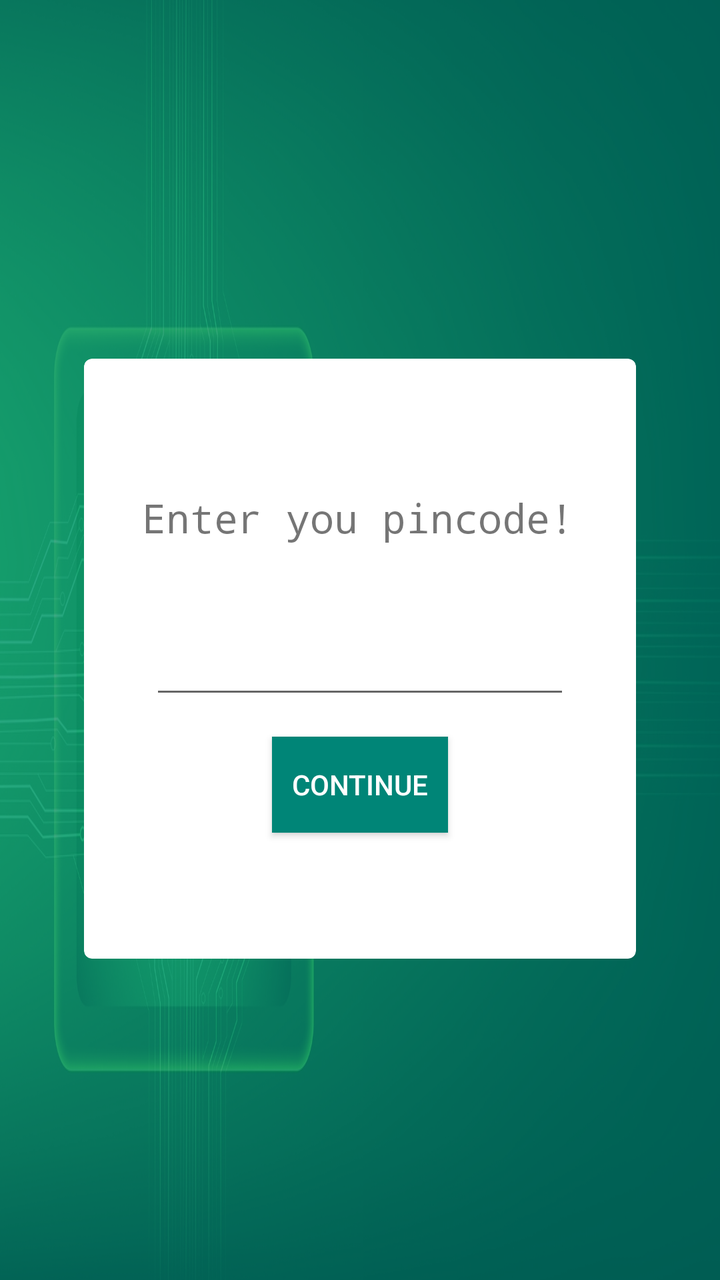
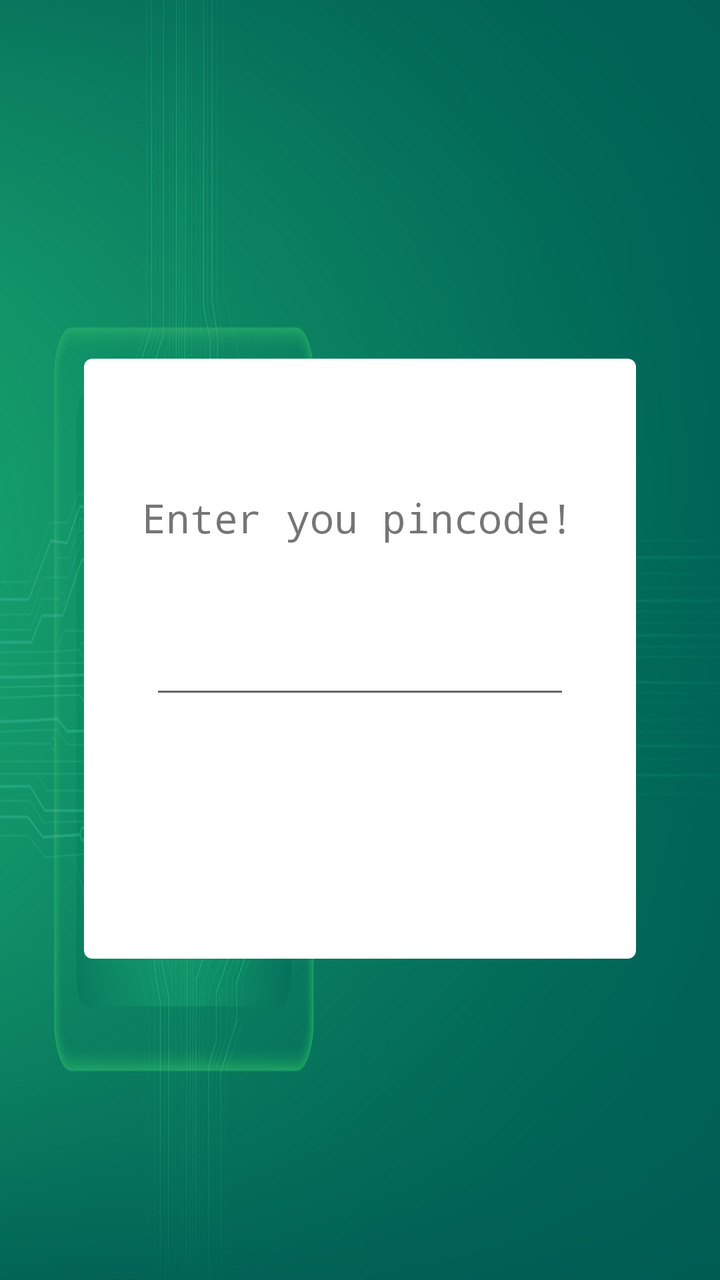

Before-and-after screenshots of an Android layout around one commit, followed by the original layout XML and the change that was made.
<!-- AndroidManifest.xml: application theme AppTheme -->
<!-- res/layout/activity_pin_code_alternative.xml -->
<?xml version="1.0" encoding="utf-8"?>
<android.support.constraint.ConstraintLayout xmlns:android="http://schemas.android.com/apk/res/android"
  xmlns:app="http://schemas.android.com/apk/res-auto"
  xmlns:tools="http://schemas.android.com/tools"
  android:layout_width="match_parent"
  android:layout_height="match_parent"
  android:background="@drawable/background"
  tools:context=".PinCode">

  <View
    android:id="@+id/opacityFilter"
    android:layout_width="0dp"
    android:layout_height="0dp"
    android:layout_alignParentBottom="true"
    android:alpha="0.7"
    android:background="@color/colorPrimary"
    android:textAlignment="center"
    app:layout_constraintBottom_toBottomOf="parent"
    app:layout_constraintEnd_toEndOf="parent"
    app:layout_constraintHorizontal_bias="1.0"
    app:layout_constraintStart_toStartOf="parent"
    app:layout_constraintTop_toTopOf="parent"
    app:layout_constraintVertical_bias="0.0"></View>

  <android.support.v7.widget.CardView xmlns:card_view="http://schemas.android.com/apk/res-auto"
    android:id="@+id/cardView"
    android:layout_width="0dp"
    android:layout_height="300dp"
    android:layout_marginStart="42dp"
    android:layout_marginEnd="42dp"
    android:elevation="5dp"
    card_view:cardCornerRadius="4dp"
    card_view:cardPreventCornerOverlap="false"
    card_view:layout_constraintBottom_toBottomOf="parent"
    card_view:layout_constraintEnd_toEndOf="parent"
    card_view:layout_constraintHorizontal_bias="1.0"
    card_view:layout_constraintStart_toStartOf="parent"
    card_view:layout_constraintTop_toTopOf="parent"
    card_view:layout_constraintVertical_bias="0.527">

    <RelativeLayout
      android:layout_width="match_parent"
      android:layout_height="match_parent"
      android:layout_centerHorizontal="true"
      android:orientation="vertical">


      <TextView
        android:id="@+id/textView2"
        android:layout_width="wrap_content"
        android:layout_height="wrap_content"
        android:layout_alignParentStart="true"
        android:layout_alignParentLeft="true"
        android:layout_alignParentTop="true"
        android:layout_alignParentBottom="true"
        android:layout_marginStart="24dp"
        android:layout_marginLeft="24dp"
        android:layout_marginTop="66dp"
        android:layout_marginBottom="183dp"
        android:fontFamily="monospace"
        android:paddingHorizontal="5dp"
        android:text="Enter you pincode!"
        android:textAlignment="center"
        android:textSize="20sp" />

      <EditText
        android:id="@+id/editText"
        android:layout_width="wrap_content"
        android:layout_height="wrap_content"
        android:layout_alignParentTop="true"
        android:layout_alignParentBottom="true"
        android:layout_centerHorizontal="true"
        android:layout_marginTop="130dp"
        android:layout_marginBottom="125dp"
        android:ems="10"
        android:importantForAutofill="no"
        android:inputType="numberPassword"
        app:layout_constraintEnd_toEndOf="parent"
        app:layout_constraintStart_toStartOf="parent" />

      <Button
        android:id="@+id/continueBtn"
        android:layout_width="77dp"
        android:layout_height="37dp"
        android:layout_alignParentStart="true"
        android:layout_alignParentLeft="true"
        android:layout_alignParentEnd="true"
        android:layout_alignParentRight="true"
        android:layout_alignParentBottom="true"
        android:layout_marginStart="13dp"
        android:layout_marginLeft="13dp"
        android:layout_marginEnd="263dp"
        android:layout_marginRight="263dp"
        android:layout_marginBottom="0dp"
        android:background="@color/white"
        android:elevation="10dp"
        android:text="Continue"
        android:textColor="@color/colorPrimary"

        app:layout_constraintEnd_toEndOf="parent"
        app:layout_constraintStart_toStartOf="parent" />

      <Button
        android:id="@+id/btnContinue"
        android:layout_width="wrap_content"
        android:layout_height="wrap_content"
        android:layout_alignParentBottom="true"
        android:layout_centerHorizontal="true"
        android:layout_marginBottom="63dp"
        android:text="Continue"
        android:background="@color/colorPrimary"
        android:textColor="@color/white"
        />
    </RelativeLayout>

  </android.support.v7.widget.CardView>


</android.support.constraint.ConstraintLayout>
<!-- resources referenced by this layout -->
<resources>
  <color name="colorPrimary">#008577</color>
  <!-- drawable background: jpg bitmap (drawable, 504755 bytes) -->
  <style name="AppTheme" parent="Theme.AppCompat.Light.DarkActionBar">
      
      <item name="colorPrimary">@color/colorPrimary</item>
      <item name="colorPrimaryDark">@color/colorPrimaryDark</item>
      <item name="colorAccent">@color/colorAccent</item>
    </style>
  <color name="colorPrimaryDark">#00574B</color>
  <color name="colorAccent">#1bd8b2</color>
</resources>

<!-- the commit's change to res/layout/activity_pin_code_alternative.xml (unified diff, before → after) -->
@@ -5,7 +5,7 @@
   android:layout_width="match_parent"
   android:layout_height="match_parent"
   android:background="@drawable/background"
-  tools:context=".PinCode">
+  tools:context=".PinCodeAlternative">
 
   <View
     android:id="@+id/opacityFilter"
@@ -64,7 +64,7 @@
         android:textSize="20sp" />
 
       <EditText
-        android:id="@+id/editText"
+        android:id="@+id/pinCodeInput"
         android:layout_width="wrap_content"
         android:layout_height="wrap_content"
         android:layout_alignParentTop="true"
@@ -73,30 +73,10 @@
         android:layout_marginTop="130dp"
         android:layout_marginBottom="125dp"
         android:ems="10"
+        android:textAlignment="center"
+        android:focusedByDefault="true"
         android:importantForAutofill="no"
         android:inputType="numberPassword"
-        app:layout_constraintEnd_toEndOf="parent"
-        app:layout_constraintStart_toStartOf="parent" />
-
-      <Button
-        android:id="@+id/continueBtn"
-        android:layout_width="77dp"
-        android:layout_height="37dp"
-        android:layout_alignParentStart="true"
-        android:layout_alignParentLeft="true"
-        android:layout_alignParentEnd="true"
-        android:layout_alignParentRight="true"
-        android:layout_alignParentBottom="true"
-        android:layout_marginStart="13dp"
-        android:layout_marginLeft="13dp"
-        android:layout_marginEnd="263dp"
-        android:layout_marginRight="263dp"
-        android:layout_marginBottom="0dp"
-        android:background="@color/white"
-        android:elevation="10dp"
-        android:text="Continue"
-        android:textColor="@color/colorPrimary"
-
         app:layout_constraintEnd_toEndOf="parent"
         app:layout_constraintStart_toStartOf="parent" />
 
@@ -110,6 +90,7 @@
         android:text="Continue"
         android:background="@color/colorPrimary"
         android:textColor="@color/white"
+        android:visibility="invisible"
         />
     </RelativeLayout>
 
